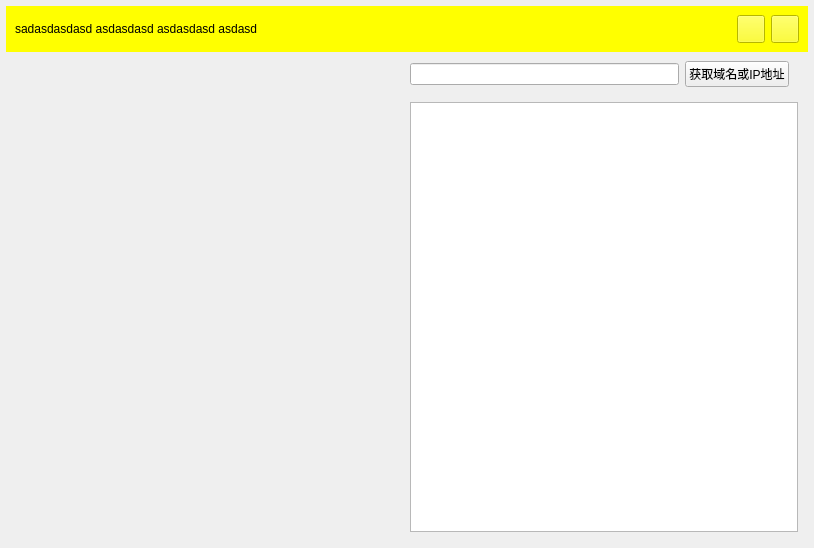
jizhitangjiang/NetworkDemo, file NetworkDemo/src/ui/MainWindow.ui: the form before one commit.
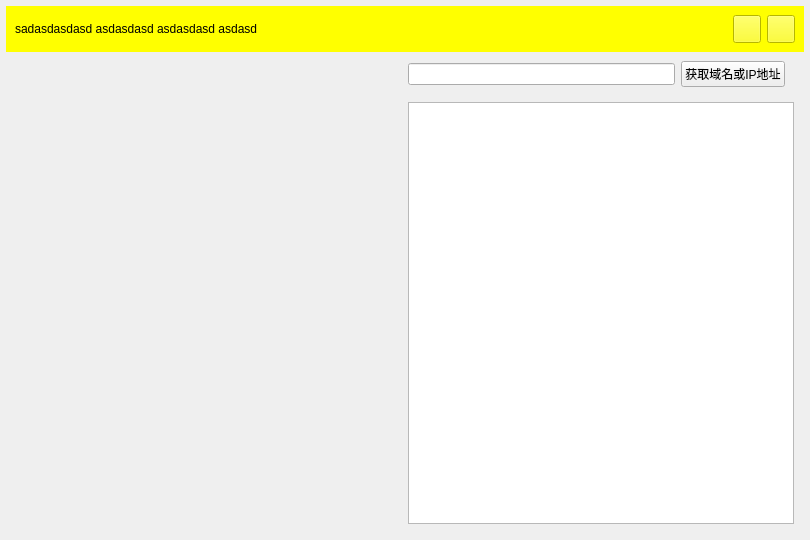
The form after the commit. Icons and pictures are not drawn. Custom widgets are drawn as their Qt base class.

Commit message: 窗口拉伸功能

```diff
--- a/NetworkDemo/src/ui/MainWindow.ui
+++ b/NetworkDemo/src/ui/MainWindow.ui
@@ -6,14 +6,14 @@
    <rect>
     <x>0</x>
     <y>0</y>
-    <width>814</width>
-    <height>548</height>
+    <width>810</width>
+    <height>540</height>
    </rect>
   </property>
   <property name="minimumSize">
    <size>
-    <width>0</width>
-    <height>0</height>
+    <width>810</width>
+    <height>540</height>
    </size>
   </property>
   <property name="maximumSize">
```
The commit also changes 3 other files.
